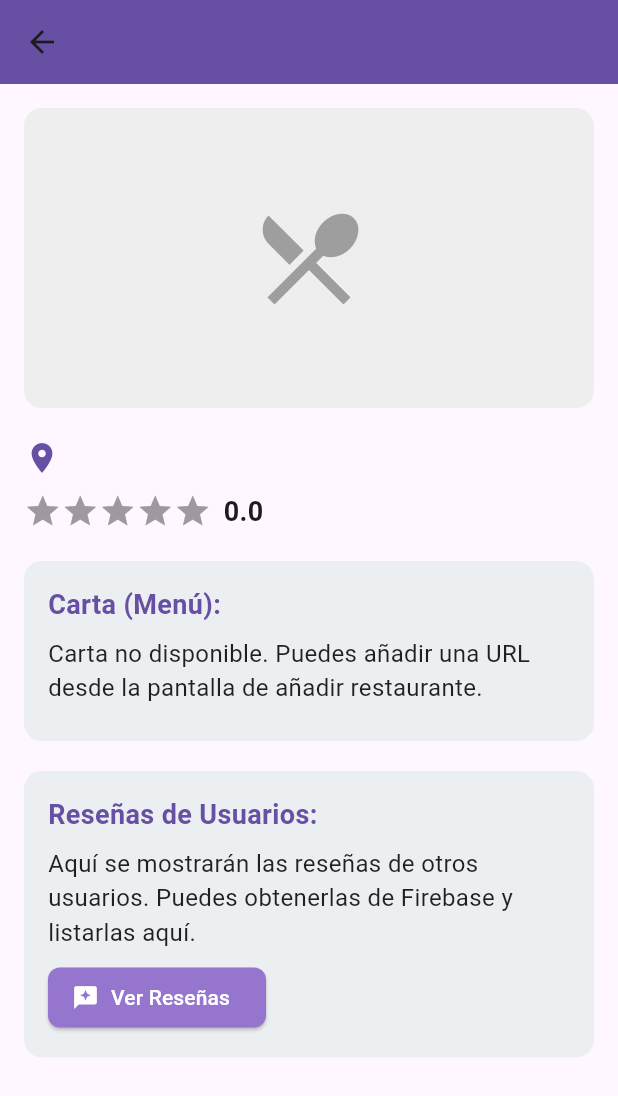
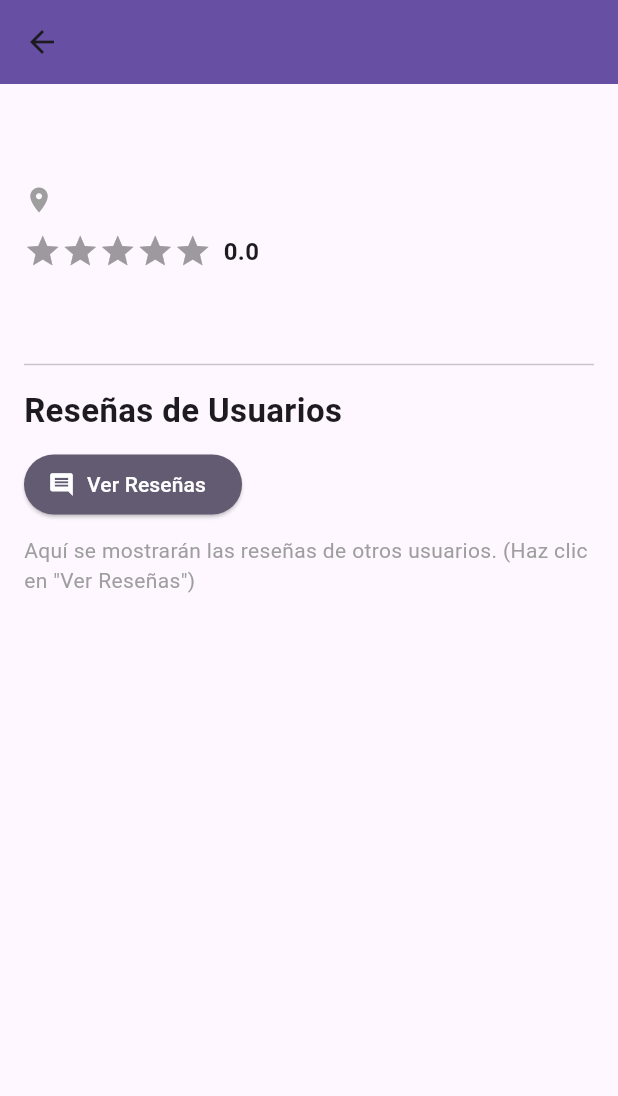
Before and after one commit to thylololol11/restofind, a Flutter app: the RestaurantDetailScreen screen opened directly with empty values, on a phone screen of 412 x 824 dp. Shown: the top 1096 px of the screen. Run offline on Flutter 3.47's test engine with Material 3 defaults, Android fonts, the phone set to English and light mode, and no system bars; drawn by our look-alikes of flutter_rating_bar; our stand-ins replace cloud_firestore, firebase_auth, firebase_core, firebase_storage, image_picker, shared_preferences; accounts and stored records are empty.

Commit message:
Update restaurant_detail_screen.dart

```diff
--- a/lib/screens/restaurant_detail_screen.dart
+++ b/lib/screens/restaurant_detail_screen.dart
@@ -1,92 +1,89 @@
 import 'package:flutter/material.dart';
 import 'package:restofind/models/restaurant.dart';
 import 'package:flutter_rating_bar/flutter_rating_bar.dart';
-import 'package:url_launcher/url_launcher.dart';
-
-class RestaurantDetailScreen extends StatelessWidget {
+import 'package:restofind/screens/dummy_reviews_screen.dart';
+class RestaurantDetailScreen extends StatefulWidget {
   final Restaurant restaurant;
 
   const RestaurantDetailScreen({super.key, required this.restaurant});
 
-  Future<void> _launchMenuUrl() async {
-    if (restaurant.menuUrl != null && restaurant.menuUrl!.isNotEmpty) {
-      final Uri url = Uri.parse(restaurant.menuUrl!);
-      if (await canLaunchUrl(url)) {
-        await launchUrl(url);
-      } else {
-        throw 'No se pudo lanzar la URL: ${restaurant.menuUrl}';
+  @override
+  State<RestaurantDetailScreen> createState() => _RestaurantDetailScreenState();
 }
+
+class _RestaurantDetailScreenState extends State<RestaurantDetailScreen> {
+
+
+  @override
+  void initState() {
+    super.initState();
+
   }
+
+  @override
+  void dispose() {
+    super.dispose();
   }
 
   @override
   Widget build(BuildContext context) {
     return Scaffold(
       appBar: AppBar(
-        title: Text(restaurant.name),
+        title: Text(widget.restaurant.name),
         backgroundColor: Theme.of(context).primaryColor,
       ),
       body: SingleChildScrollView(
+        child: Column(
+          crossAxisAlignment: CrossAxisAlignment.start,
+          children: [
+            if (widget.restaurant.imageUrls != null && widget.restaurant.imageUrls!.isNotEmpty)
+              ClipRRect(
+                borderRadius: const BorderRadius.only(
+                  bottomLeft: Radius.circular(20),
+                  bottomRight: Radius.circular(20),
+                ),
+                child: Image.network(
+                  widget.restaurant.imageUrls![0],
+                  height: 250,
+                  width: double.infinity,
+                  fit: BoxFit.cover,
+                  errorBuilder: (context, error, stackTrace) => Container(
+                    height: 250,
+                    width: double.infinity,
+                    color: Colors.grey[300],
+                    child: const Icon(Icons.broken_image, size: 80, color: Colors.grey),
+                  ),
+                ),
+              ),
+            Padding(
               padding: const EdgeInsets.all(16.0),
               child: Column(
                 crossAxisAlignment: CrossAxisAlignment.start,
                 children: [
-            if (restaurant.imageUrls != null && restaurant.imageUrls!.isNotEmpty)
-              SizedBox(
-                height: 200,
-                child: ListView.builder(
-                  scrollDirection: Axis.horizontal,
-                  itemCount: restaurant.imageUrls!.length,
-                  itemBuilder: (context, index) {
-                    return Padding(
-                      padding: const EdgeInsets.only(right: 8.0),
-                      child: ClipRRect(
-                        borderRadius: BorderRadius.circular(12),
-                        child: Image.network(
-                          restaurant.imageUrls![index],
-                          width: MediaQuery.of(context).size.width * 0.8,
-                          fit: BoxFit.cover,
-                          errorBuilder: (context, error, stackTrace) => Container(
-                            width: MediaQuery.of(context).size.width * 0.8,
-                            color: Colors.grey[300],
-                            child: const Icon(Icons.broken_image, size: 60, color: Colors.grey),
+                  Text(
+                    widget.restaurant.name,
+                    style: const TextStyle(fontSize: 28, fontWeight: FontWeight.bold),
                   ),
-                        ),
-                      ),
-                    );
-                  },
-                ),
-              )
-            else
-              Container(
-                height: 200,
-                width: double.infinity,
-                decoration: BoxDecoration(
-                  color: Colors.grey[200],
-                  borderRadius: BorderRadius.circular(12),
-                ),
-                child: const Icon(Icons.restaurant_menu, size: 80, color: Colors.grey),
-              ),
-            const SizedBox(height: 20),
+                  const SizedBox(height: 10),
                   Row(
                     children: [
-                Icon(Icons.location_on, color: Theme.of(context).primaryColor, size: 24),
-                const SizedBox(width: 8),
+                      const Icon(Icons.location_on, size: 20, color: Colors.grey),
+                      const SizedBox(width: 5),
                       Expanded(
                         child: Text(
-                    restaurant.address,
-                    style: const TextStyle(fontSize: 18, color: Colors.black87),
+                          widget.restaurant.address,
+                          style: const TextStyle(fontSize: 16, color: Colors.grey),
                         ),
                       ),
                     ],
                   ),
                   const SizedBox(height: 10),
-            if (restaurant.rating != null)
+                  if (widget.restaurant.rating != null)
                     Row(
                       children: [
                         RatingBarIndicator(
-                    rating: restaurant.rating!,
-                    itemBuilder: (context, index) => Icon(
+                          rating: widget.restaurant.rating!,
+                          itemBuilder: (context, index) => const Icon(
                             Icons.star,
                             color: Colors.amber,
                           ),
@@ -96,128 +93,59 @@ class RestaurantDetailScreen extends StatelessWidget {
                         ),
                         const SizedBox(width: 8),
                         Text(
-                    '${restaurant.rating}',
-                    style: const TextStyle(fontSize: 18, fontWeight: FontWeight.bold),
+                          '${widget.restaurant.rating?.toStringAsFixed(1) ?? 'N/A'}',
+                          style: const TextStyle(fontSize: 16, fontWeight: FontWeight.bold),
                         ),
                       ],
                     ),
-            const SizedBox(height: 20),
-            if (restaurant.foodTypes != null && restaurant.foodTypes!.isNotEmpty)
-              Column(
-                crossAxisAlignment: CrossAxisAlignment.start,
-                children: [
-                  Text(
-                    'Tipos de Comida:',
-                    style: TextStyle(fontSize: 18, fontWeight: FontWeight.bold, color: Theme.of(context).primaryColor),
-                  ),
-                  const SizedBox(height: 8),
+                  const SizedBox(height: 10),
+                  if (widget.restaurant.foodTypes != null && widget.restaurant.foodTypes!.isNotEmpty)
                     Wrap(
                       spacing: 8.0,
                       runSpacing: 4.0,
-                    children: restaurant.foodTypes!
+                      children: widget.restaurant.foodTypes!
                           .map((type) => Chip(
-                              label: Text(type),
-                              backgroundColor: Colors.deepPurple[50],
-                              labelStyle: TextStyle(color: Colors.deepPurple[700]),
-                              shape: RoundedRectangleBorder(borderRadius: BorderRadius.circular(8)),
+                                label: Text(type, style: const TextStyle(fontSize: 14)),
+                                backgroundColor: Colors.deepPurple.shade100,
                               ))
                           .toList(),
                     ),
-                  const SizedBox(height: 20),
-                ],
+                  const SizedBox(height: 15),
+                  Text(
+                    widget.restaurant.description ?? 'No hay descripción disponible.',
+                    style: const TextStyle(fontSize: 16),
                   ),
-            if (restaurant.description != null && restaurant.description!.isNotEmpty)
-              Column(
-                crossAxisAlignment: CrossAxisAlignment.start,
-                children: [
+
+                  const Divider(height: 30, thickness: 1),
                   Text(
-                    'Descripción del Lugar:',
-                    style: TextStyle(fontSize: 18, fontWeight: FontWeight.bold, color: Theme.of(context).primaryColor),
+                    'Reseñas de Usuarios',
+                    style: const TextStyle(fontSize: 22, fontWeight: FontWeight.bold),
                   ),
-                  const SizedBox(height: 8),
-                  Text(
-                    restaurant.description!,
-                    style: const TextStyle(fontSize: 16, color: Colors.black87),
-                  ),
-                  const SizedBox(height: 20),
-                ],
-              ),
-            Container(
-              padding: const EdgeInsets.all(16),
-              decoration: BoxDecoration(
-                color: Colors.blueGrey[50],
-                borderRadius: BorderRadius.circular(12),
-              ),
-              child: Column(
-                crossAxisAlignment: CrossAxisAlignment.start,
-                children: [
-                  Text(
-                    'Carta (Menú):',
-                    style: TextStyle(fontSize: 18, fontWeight: FontWeight.bold, color: Theme.of(context).primaryColor),
-                  ),
-                  const SizedBox(height: 8),
-                  if (restaurant.menuUrl != null && restaurant.menuUrl!.isNotEmpty)
+                  const SizedBox(height: 10),
                   ElevatedButton.icon(
-                      onPressed: () async {
-                        try {
-                          await _launchMenuUrl();
-                        } catch (e) {
-                          ScaffoldMessenger.of(context).showSnackBar(
-                            SnackBar(content: Text('Error al abrir la carta: $e')),
-                          );
-                        }
-                      },
-                      icon: const Icon(Icons.menu_book),
-                      label: const Text('Ver Carta (PDF/Web)'),
-                      style: ElevatedButton.styleFrom(
-                        backgroundColor: Colors.deepPurple[300],
-                        foregroundColor: Colors.white,
-                        shape: RoundedRectangleBorder(borderRadius: BorderRadius.circular(8)),
-                      ),
-                    )
-                  else
-                    const Text(
-                      'Carta no disponible. Puedes añadir una URL desde la pantalla de añadir restaurante.',
-                      style: TextStyle(fontSize: 16, color: Colors.black87),
-                    ),
-                  const SizedBox(height: 8),
-                ],
+                    onPressed: () {
+                      Navigator.push(
+                        context,
+                        MaterialPageRoute(
+                          builder: (context) => DummyReviewsScreen(
+                            restaurantName: widget.restaurant.name,
                           ),
                         ),
-            const SizedBox(height: 20),
-            Container(
-              padding: const EdgeInsets.all(16),
-              decoration: BoxDecoration(
-                color: Colors.blueGrey[50],
-                borderRadius: BorderRadius.circular(12),
-              ),
-              child: Column(
-                crossAxisAlignment: CrossAxisAlignment.start,
-                children: [
-                  Text(
-                    'Reseñas de Usuarios:',
-                    style: TextStyle(fontSize: 18, fontWeight: FontWeight.bold, color: Theme.of(context).primaryColor),
-                  ),
-                  const SizedBox(height: 8),
-                  Text(
-                    'Aquí se mostrarán las reseñas de otros usuarios. Puedes obtenerlas de Firebase y listarlas aquí.',
-                    style: const TextStyle(fontSize: 16, color: Colors.black87),
-                  ),
-                  const SizedBox(height: 8),
-                  ElevatedButton.icon(
-                    onPressed: () {
-                      ScaffoldMessenger.of(context).showSnackBar(
-                        const SnackBar(content: Text('Funcionalidad de Reseñas por implementar.')),
                       );
                     },
-                    icon: const Icon(Icons.reviews),
+                    icon: const Icon(Icons.comment),
                     label: const Text('Ver Reseñas'),
                     style: ElevatedButton.styleFrom(
-                      backgroundColor: Colors.deepPurple[300],
+                      backgroundColor: Theme.of(context).colorScheme.secondary,
                       foregroundColor: Colors.white,
-                      shape: RoundedRectangleBorder(borderRadius: BorderRadius.circular(8)),
                     ),
                   ),
+                  const SizedBox(height: 10),
+                  const Text(
+                    'Aquí se mostrarán las reseñas de otros usuarios. (Haz clic en "Ver Reseñas")',
+                    style: TextStyle(fontSize: 14, color: Colors.grey),
+                  ),
+
                 ],
               ),
             ),
```
Lines whose indentation alone changed are shown as unchanged.
